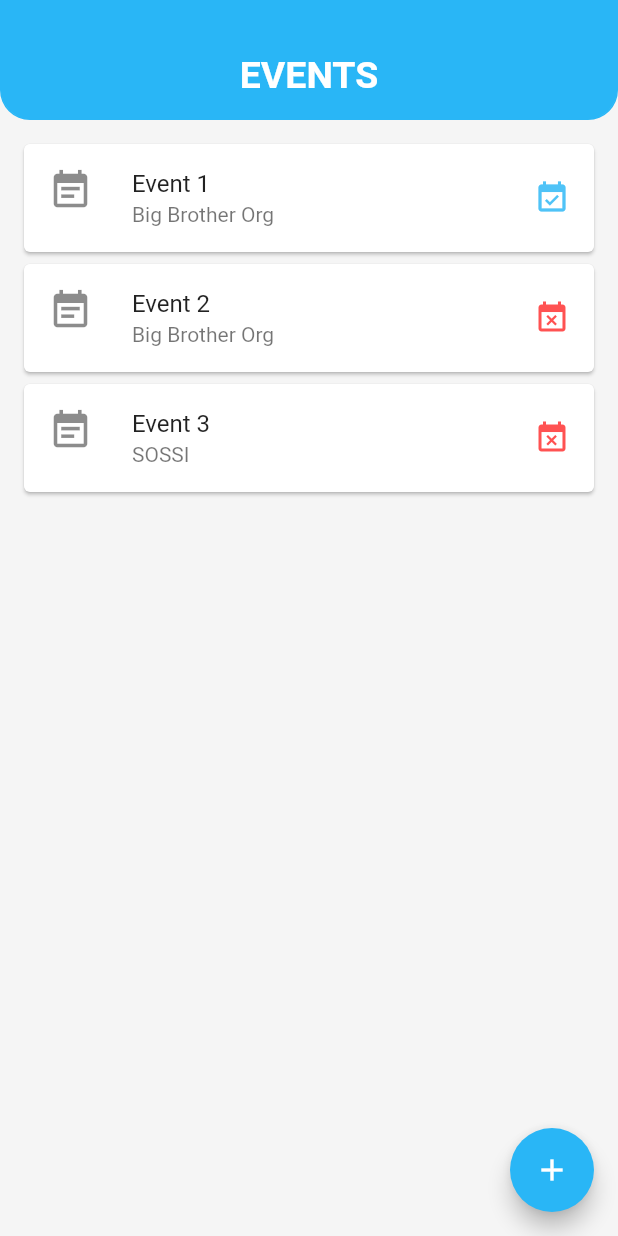
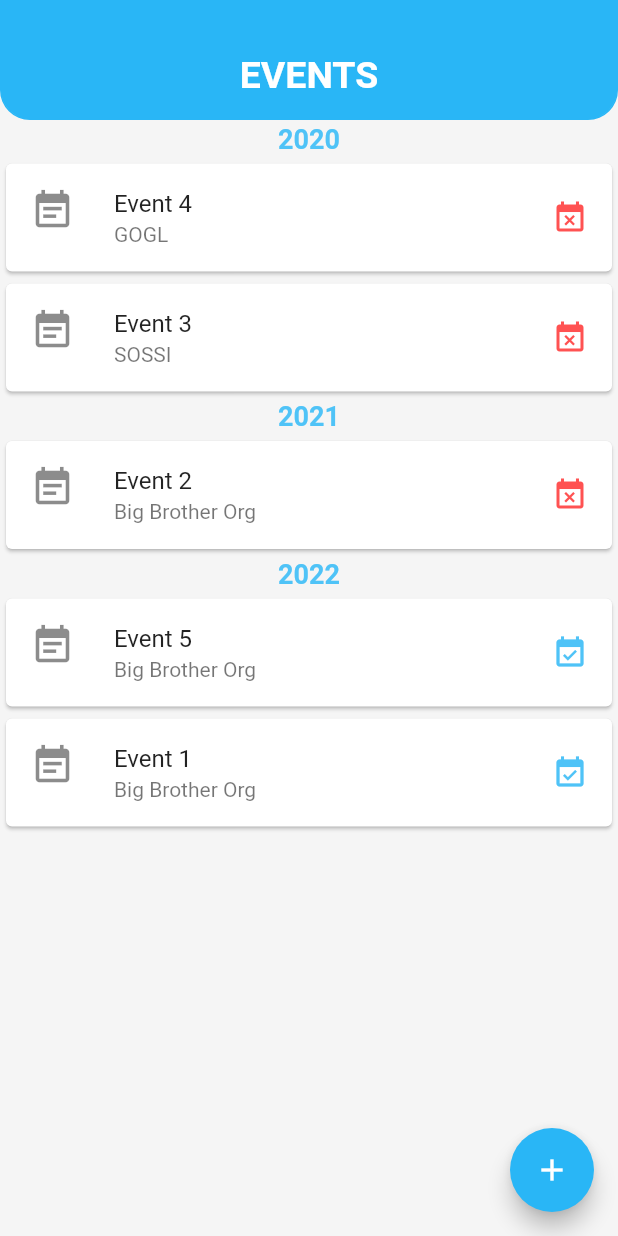
Before and after one commit to Renzzo98/SOSSI-Mobile-App, a Flutter app: the EventList screen opened directly, on a phone screen of 412 x 824 dp. Run offline on Flutter 3.47's test engine with Material 2 defaults, Android fonts, the phone set to English and light mode, and no system bars; drawn by our look-alikes of grouped_list; our stand-ins replace auto_size_text, date_time_picker, flutter_login, font_awesome_flutter, google_maps_flutter, percent_indicator and 1 more; missing offline and left inert: reorderable_grid, square_percent_indicater; accounts and stored records are empty.

Commit message:
added new features such as reorderable grid, grouped events, and more

```diff
--- a/lib/constants.dart
+++ b/lib/constants.dart
@@ -12,6 +12,8 @@ class Constants {
   static const String event1 = 'Event 1';
   static const String event2 = 'Event 2';
   static const String event3 = 'Event 3';
+  static const String event4 = 'Event 4';
+  static const String event5 = 'Event 5';
 
   static const CameraPosition marker1 = CameraPosition(
     target: LatLng(37.42796133580664, -122.085749655962),
@@ -37,8 +39,8 @@ class Constants {
       date: "Oct",
       latitude: 51.49220688011474,
       longitude: -0.010424728835688258,
-      dateStart: new DateTime(2022),
-      dateEnd: new DateTime(2022),
+      dateStart: DateTime.parse('2022-01-02'),
+      dateEnd: DateTime.parse('2022-11-02'),
       address: '342 Madison Ave,\nJacksonville MD 11421',
       orgID: '1',
       orgName: 'Big Brother Org',
@@ -54,8 +56,8 @@ class Constants {
       date: "Oct",
       latitude: 51.48224483913322,
       longitude: -0.0020602538668872154,
-      dateStart: new DateTime(2022),
-      dateEnd: new DateTime(2022),
+      dateStart: DateTime.parse('2021-01-02'),
+      dateEnd: DateTime.parse('2021-11-02'),
       address: '21 Lucky Row,\nHydroPack KC 12321',
       orgID: '1',
       orgName: 'Big Brother Org',
@@ -68,11 +70,11 @@ class Constants {
     Event(
         name: event3,
         description: event3,
-        date: "Oct",
+        date: "Nov",
         latitude: 51.48341910685281,
         longitude: -0.0034896543528867992,
-        dateStart: new DateTime(2022),
-        dateEnd: new DateTime(2022),
+        dateStart: DateTime.parse('2020-08-02'),
+        dateEnd: DateTime.parse('2020-11-02'),
         address: '632 Bella Street,\nMiracle Lane OH 33121',
         orgID: '2',
         orgName: 'SOSSI',
@@ -81,6 +83,39 @@ class Constants {
         eventID: '3',
         isOngoing: false,
         RSVP: true),
+    Event(
+        name: event4,
+        description: event4,
+        date: "April",
+        latitude: 51.48341910685281,
+        longitude: -0.0034896543528867992,
+        dateStart: DateTime.parse('2020-01-02'),
+        dateEnd: DateTime.parse('2020-05-02'),
+        address: '602 Google Drive,\Mark Lane AH 23211',
+        orgID: '3',
+        orgName: 'GOGL',
+        rsvpNum: 203,
+        rating: 1,
+        eventID: '4',
+        isOngoing: false,
+        RSVP: true),
+    Event(
+      name: event5,
+      description: event5,
+      date: "Nov",
+      latitude: 51.49220688011474,
+      longitude: -0.010424728835688258,
+      dateStart: DateTime.parse('2022-05-02'),
+      dateEnd: DateTime.parse('2023-11-02'),
+      address: '342 Madison Ave,\nJacksonville MD 11421',
+      orgID: '1',
+      orgName: 'Big Brother Org',
+      rsvpNum: 17,
+      rating: 3,
+      eventID: '5',
+      isOngoing: true,
+      RSVP: false,
+    ),
   ];
 
   static List<Medal> medals = [
--- a/lib/model/Event.dart
+++ b/lib/model/Event.dart
@@ -36,9 +36,7 @@ class Event {
   String eventID;
   List<SDG> sdgs;
   List<String> tags;
-//  String startTime; //string for now, but should be datetime
-//  String endTime; //string for now, but should be datetime
-  String date; //string for now, but should be datetime
+  String date;
   bool isOngoing;
 
   void setEventID(String eventID) {
@@ -121,8 +119,8 @@ class Event {
         description: json["description"],
         eventID: json["id"],
         address: json["address"],
-        dateStart: DateTime.now(),
-        dateEnd: DateTime.now(),
+        dateStart: DateTime.parse(json['startDate']),
+        dateEnd: DateTime.parse(json['endDate']),
         latitude: json["latitude"],
         longitude: json["longitude"],
         rating: json["rating"],
--- a/lib/screens/eventList.dart
+++ b/lib/screens/eventList.dart
@@ -1,8 +1,8 @@
 import 'package:flutter/material.dart';
 import 'package:sossi_app/screens/createEventScreen.dart';
+import 'package:grouped_list/grouped_list.dart';
 import '../constants.dart';
 import '../model/Event.dart';
-
 import "package:sossi_app/constants.dart";
 import 'package:shared_preferences/shared_preferences.dart';
 
@@ -80,28 +80,45 @@ class _EventListState extends State<EventList> {
                 ),
               ))),
           Expanded(
-            child: ListView.builder(
-              itemCount: events.length,
-              padding: const EdgeInsets.all(12.0),
-              itemBuilder: (BuildContext c, int index) {
+            child: GroupedListView<dynamic, String>(
+              elements: events,
+              groupBy: (element) => element.dateStart.year.toString(),
+              groupComparator: (value1, value2) => value2.compareTo(value1),
+              itemComparator: (item1, item2) =>
+                  item1.dateStart.year.compareTo(item2.dateStart.year),
+              order: GroupedListOrder.DESC,
+              reverse: false,
+              useStickyGroupSeparators: false,
+              groupSeparatorBuilder: (String value) => Padding(
+                padding: const EdgeInsets.all(2.0),
+                child: Text(
+                  value,
+                  textAlign: TextAlign.center,
+                  style: TextStyle(
+                      fontSize: 18,
+                      fontWeight: FontWeight.bold,
+                      color: Theme.of(context).primaryColor),
+                ),
+              ),
+              itemBuilder: (c, element) {
                 return GestureDetector(
                     onTap: () {
                       Navigator.of(context).pushNamed('/detailEvent',
                           arguments: Event(
-                              name: events[index].name,
-                              description: events[index].description,
-                              date: events[index].date,
-                              latitude: events[index].latitude,
-                              longitude: events[index].longitude,
-                              dateStart: events[index].dateStart,
-                              dateEnd: events[index].dateEnd,
-                              address: events[index].address,
-                              orgID: events[index].orgID,
-                              orgName: events[index].orgName,
-                              rsvpNum: events[index].rsvpNum,
-                              rating: events[index].rating,
-                              eventID: events[index].eventID,
-                              isOngoing: events[index].isOngoing));
+                              name: element.name,
+                              description: element.description,
+                              date: element.date,
+                              latitude: element.latitude,
+                              longitude: element.longitude,
+                              dateStart: element.dateStart,
+                              dateEnd: element.dateEnd,
+                              address: element.address,
+                              orgID: element.orgID,
+                              orgName: element.orgName,
+                              rsvpNum: element.rsvpNum,
+                              rating: element.rating,
+                              eventID: element.eventID,
+                              isOngoing: element.isOngoing));
                     },
                     child: Card(
                         child: Column(children: [
@@ -110,9 +127,9 @@ class _EventListState extends State<EventList> {
                           Icons.event_note,
                           size: 30,
                         ),
-                        title: Text(events[index].name),
-                        subtitle: Text(events[index].orgName),
-                        trailing: events[index].isOngoing
+                        title: Text(element.name),
+                        subtitle: Text(element.orgName),
+                        trailing: element.isOngoing
                             ? Icon(
                                 Icons.event_available,
                                 color: Theme.of(context).primaryColor,
--- a/pubspec.yaml
+++ b/pubspec.yaml
@@ -45,6 +45,9 @@ dependencies:
   syncfusion_flutter_datepicker: ^20.3.50
   date_time_picker: ^2.1.0
   shared_preferences: ^2.0.15
+  grouped_list: ^5.1.2
+  percent_indicator: ^4.2.2
+  reorderable_grid: ^1.0.5
 
 dev_dependencies:
   flutter_test:
```
Also changed, not shown: lib/screens/eventDetailScreen.dart (+49 -6 lines), lib/screens/orgProfileScreen.dart (+107 -59 lines), pubspec.lock.
